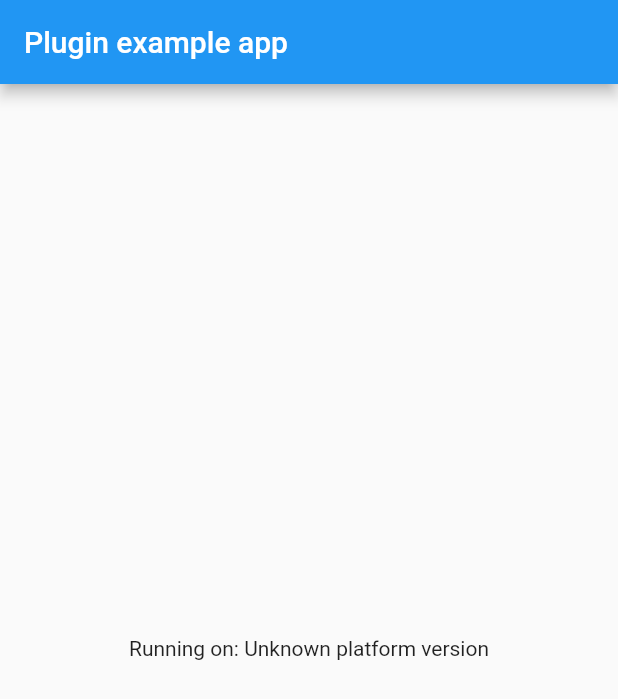
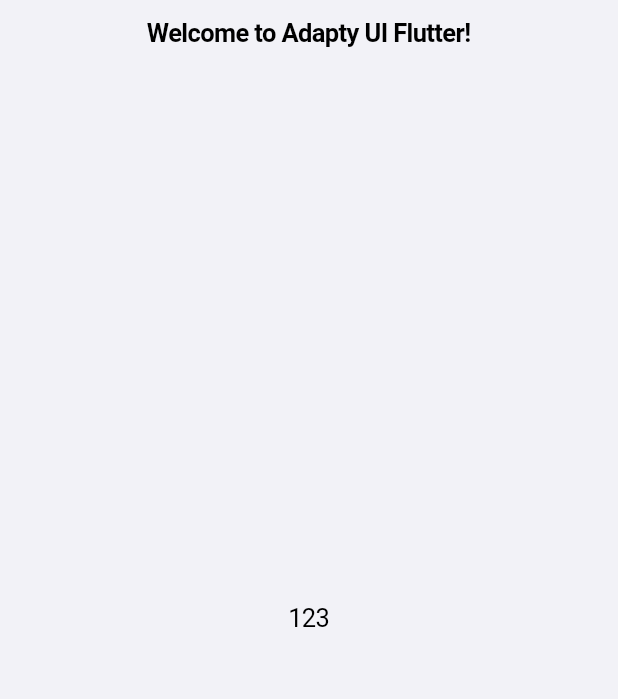
Before and after one commit to adaptyteam/AdaptyUI-Flutter, a Flutter app: the screen it shows after launch, on a phone screen of 412 x 824 dp. Shown: the top 699 px of the screen. Run offline on Flutter 3.47's test engine with Material 2 defaults, Android fonts, the phone set to English and light mode, and no system bars; missing offline and left inert: adapty_flutter.

```diff
--- a/example/lib/main.dart
+++ b/example/lib/main.dart
@@ -1,8 +1,7 @@
-import 'package:flutter/material.dart';
+import 'package:adapty_flutter/adapty_flutter.dart';
+import 'package:adapty_ui_flutter/adapty_ui_flutter.dart';
+import 'package:flutter/cupertino.dart';
 import 'dart:async';
-
-import 'package:flutter/services.dart';
-import 'package:adapty_ui_flutter/adapty_ui_flutter.dart';
 
 void main() {
   runApp(const MyApp());
@@ -16,46 +15,30 @@ class MyApp extends StatefulWidget {
 }
 
 class _MyAppState extends State<MyApp> {
-  String _platformVersion = 'Unknown';
-  final _adaptyUiFlutterPlugin = AdaptyUiFlutter();
-
   @override
   void initState() {
     super.initState();
     initPlatformState();
   }
 
-  // Platform messages are asynchronous, so we initialize in an async method.
   Future<void> initPlatformState() async {
-    String platformVersion;
-    // Platform messages may fail, so we use a try/catch PlatformException.
-    // We also handle the message potentially returning null.
-    try {
-      platformVersion =
-          await _adaptyUiFlutterPlugin.getPlatformVersion() ?? 'Unknown platform version';
-    } on PlatformException {
-      platformVersion = 'Failed to get platform version.';
-    }
-
-    // If the widget was removed from the tree while the asynchronous platform
-    // message was in flight, we want to discard the reply rather than calling
-    // setState to update our non-existent appearance.
-    if (!mounted) return;
-
-    setState(() {
-      _platformVersion = platformVersion;
-    });
+    final adapty = Adapty();
+    final adaptyUI = AdaptyUI();
   }
 
   @override
   Widget build(BuildContext context) {
-    return MaterialApp(
-      home: Scaffold(
-        appBar: AppBar(
-          title: const Text('Plugin example app'),
+    return const CupertinoApp(
+      theme: CupertinoThemeData(
+        brightness: Brightness.light,
+        scaffoldBackgroundColor: CupertinoColors.systemGroupedBackground,
+      ),
+      home: CupertinoPageScaffold(
+        navigationBar: CupertinoNavigationBar(
+          middle: Text('Welcome to Adapty UI Flutter!'),
         ),
-        body: Center(
-          child: Text('Running on: $_platformVersion\n'),
+        child: Center(
+          child: Text("123"),
         ),
       ),
     );
--- a/lib/adapty_ui_flutter.dart
+++ b/lib/adapty_ui_flutter.dart
@@ -1,8 +1,3 @@
+library adapty_ui_flutter;
 
-import 'adapty_ui_flutter_platform_interface.dart';
-
-class AdaptyUiFlutter {
-  Future<String?> getPlatformVersion() {
-    return AdaptyUiFlutterPlatform.instance.getPlatformVersion();
-  }
-}
+export 'src/adapty_ui.dart' show AdaptyUI;
--- a/lib/adapty_ui_flutter_method_channel.dart
+++ /dev/null
@@ -1,17 +0,0 @@
-import 'package:flutter/foundation.dart';
-import 'package:flutter/services.dart';
-
-import 'adapty_ui_flutter_platform_interface.dart';
-
-/// An implementation of [AdaptyUiFlutterPlatform] that uses method channels.
-class MethodChannelAdaptyUiFlutter extends AdaptyUiFlutterPlatform {
-  /// The method channel used to interact with the native platform.
-  @visibleForTesting
-  final methodChannel = const MethodChannel('adapty_ui_flutter');
-
-  @override
-  Future<String?> getPlatformVersion() async {
-    final version = await methodChannel.invokeMethod<String>('getPlatformVersion');
-    return version;
-  }
-}
--- a/lib/adapty_ui_flutter_platform_interface.dart
+++ /dev/null
@@ -1,29 +0,0 @@
-import 'package:plugin_platform_interface/plugin_platform_interface.dart';
-
-import 'adapty_ui_flutter_method_channel.dart';
-
-abstract class AdaptyUiFlutterPlatform extends PlatformInterface {
-  /// Constructs a AdaptyUiFlutterPlatform.
-  AdaptyUiFlutterPlatform() : super(token: _token);
-
-  static final Object _token = Object();
-
-  static AdaptyUiFlutterPlatform _instance = MethodChannelAdaptyUiFlutter();
-
-  /// The default instance of [AdaptyUiFlutterPlatform] to use.
-  ///
-  /// Defaults to [MethodChannelAdaptyUiFlutter].
-  static AdaptyUiFlutterPlatform get instance => _instance;
-
-  /// Platform-specific implementations should set this with their own
-  /// platform-specific class that extends [AdaptyUiFlutterPlatform] when
-  /// they register themselves.
-  static set instance(AdaptyUiFlutterPlatform instance) {
-    PlatformInterface.verifyToken(instance, _token);
-    _instance = instance;
-  }
-
-  Future<String?> getPlatformVersion() {
-    throw UnimplementedError('platformVersion() has not been implemented.');
-  }
-}
--- /dev/null
+++ b/lib/src/adapty_ui.dart
@@ -0,0 +1,28 @@
+import 'package:adapty_flutter/adapty_flutter.dart';
+import 'package:flutter/services.dart';
+
+class AdaptyUI {
+  static final AdaptyUI _instance = AdaptyUI._internal();
+
+  factory AdaptyUI() {
+    return _instance;
+  }
+
+  AdaptyUI._internal();
+
+  static const String sdkVersion = '2.4.3';
+
+  static const String _channelName = 'flutter.adapty.com/adapty_ui';
+  static const MethodChannel _channel = MethodChannel(_channelName);
+
+  /// Use this method to initialize the Adapty UI.
+  void activate() {
+    _channel.setMethodCallHandler(_handleIncomingMethodCall);
+  }
+
+  Future<dynamic> _handleIncomingMethodCall(MethodCall call) {
+    AdaptyLogger.write(AdaptyLogLevel.verbose, 'handleIncomingCall ${call.method}');
+
+    return Future.value(null);
+  }
+}
```
Also changed, not shown: example/pubspec.yaml (+8 -64 lines), pubspec.yaml (+7 -49 lines), example/pubspec.lock, 8 other files.
